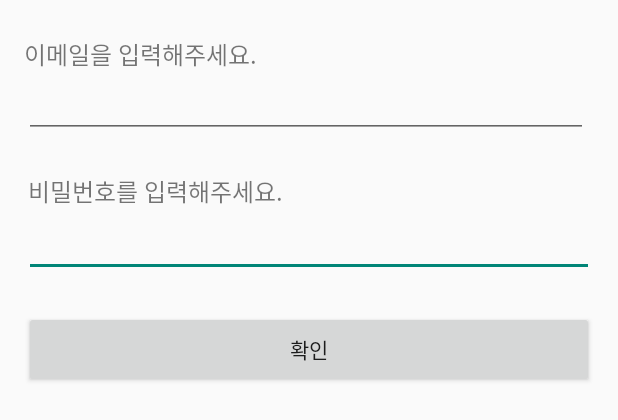
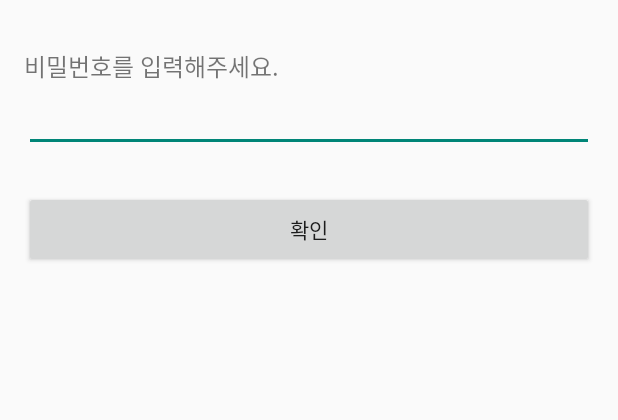
Before and after one commit to joseph-106/Secret_Memo_App, an Android app: the layout activity_main.xml on its own in the app's theme, with its tools: preview values and no code run, on a phone screen of 412 x 824 dp. Shown: the top 420 px of the screen. Run offline under Robolectric (Android 15) with nearby library versions, the phone set to English and light mode, and no system bars.

Commit message:
Activity 전환

```diff
--- a/app/src/main/AndroidManifest.xml
+++ b/app/src/main/AndroidManifest.xml
@@ -10,11 +10,10 @@
         android:supportsRtl="true"
         android:theme="@style/Theme.SecretMemo">
         <activity android:name=".MemoActivity"
-            android:windowSoftInputMode="adjustResize"
-            >
+            android:windowSoftInputMode="adjustResize"/>
+        <activity android:name=".MainActivity">
             <intent-filter>
                 <action android:name="android.intent.action.MAIN" />
-
                 <category android:name="android.intent.category.LAUNCHER" />
             </intent-filter>
         </activity>
--- a/app/src/main/res/layout/activity_main.xml
+++ b/app/src/main/res/layout/activity_main.xml
@@ -11,17 +11,17 @@
         android:layout_width="wrap_content"
         android:layout_height="wrap_content"
         android:layout_marginStart="16dp"
-        android:layout_marginTop="16dp"
+        android:layout_marginTop="24dp"
         android:text="비밀번호를 입력해주세요."
         android:textSize="16sp"
         app:layout_constraintBottom_toBottomOf="parent"
         app:layout_constraintEnd_toEndOf="parent"
-        app:layout_constraintHorizontal_bias="0.013"
+        app:layout_constraintHorizontal_bias="0.0"
         app:layout_constraintLeft_toLeftOf="parent"
         app:layout_constraintRight_toRightOf="parent"
         app:layout_constraintStart_toStartOf="parent"
         app:layout_constraintTop_toTopOf="parent"
-        app:layout_constraintVertical_bias="0.127" />
+        app:layout_constraintVertical_bias="0.01" />
 
     <EditText
         android:id="@+id/Password"
@@ -35,19 +35,6 @@
         app:layout_constraintHorizontal_bias="0.0"
         app:layout_constraintStart_toStartOf="parent"
         app:layout_constraintTop_toBottomOf="@+id/textView" />
-
-    <TextView
-        android:id="@+id/textView2"
-        android:layout_width="wrap_content"
-        android:layout_height="wrap_content"
-        android:layout_marginStart="16dp"
-        android:layout_marginTop="24dp"
-        android:text="이메일을 입력해주세요."
-        android:textSize="16sp"
-        app:layout_constraintEnd_toStartOf="@+id/Email"
-        app:layout_constraintHorizontal_bias="0.0"
-        app:layout_constraintStart_toStartOf="parent"
-        app:layout_constraintTop_toTopOf="parent" />
 
     <Button
         android:id="@+id/button"
@@ -63,17 +50,4 @@
         app:layout_constraintTop_toBottomOf="@+id/Password"
         app:layout_constraintVertical_bias="0.039" />
 
-    <EditText
-        android:id="@+id/Email"
-        android:layout_width="376dp"
-        android:layout_height="44dp"
-        android:layout_marginStart="16dp"
-        android:layout_marginEnd="16dp"
-        android:ems="10"
-        android:inputType="textPostalAddress"
-        app:layout_constraintEnd_toEndOf="parent"
-        app:layout_constraintHorizontal_bias="0.0"
-        app:layout_constraintStart_toStartOf="parent"
-        app:layout_constraintTop_toBottomOf="@+id/textView2" />
-
 </androidx.constraintlayout.widget.ConstraintLayout>
```
Also changed, not shown: app/src/main/java/com/comu/android/secretmemo/MainActivity.kt (+12 -11 lines).
